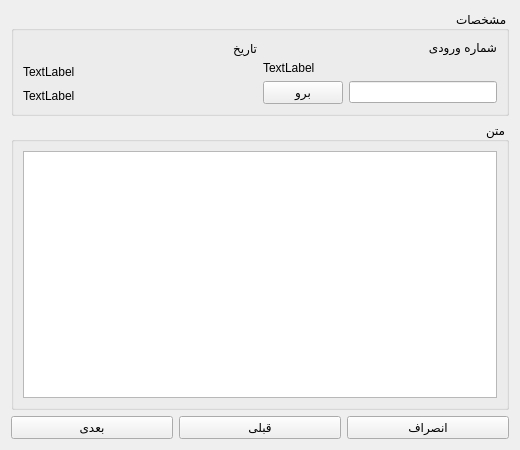
This is readform.ui in mohalisad/MPD as Qt 5 draws it before an edit. The edited form follows.
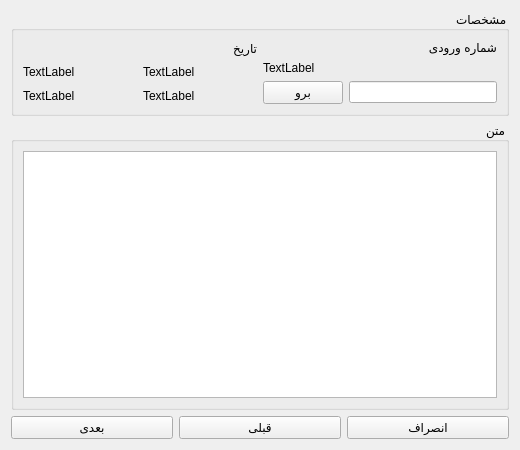
This is the edited form.

Commit message: add day of week support in ui

The edit to the form file:
```diff
--- a/readform.ui
+++ b/readform.ui
@@ -71,18 +71,40 @@
          </widget>
         </item>
         <item>
+         <layout class="QHBoxLayout" name="horizontalLayout_5">
+          <item>
+           <widget class="QLabel" name="dayOfWeek">
+            <property name="text">
+             <string>TextLabel</string>
+            </property>
+           </widget>
+          </item>
+          <item>
          <widget class="QLabel" name="date">
           <property name="text">
            <string>TextLabel</string>
           </property>
          </widget>
         </item>
+         </layout>
+        </item>
         <item>
-         <widget class="QLabel" name="time">
+         <layout class="QHBoxLayout" name="horizontalLayout_6">
+          <item>
+           <widget class="QLabel" name="nowDayOfWeek">
           <property name="text">
            <string>TextLabel</string>
           </property>
          </widget>
+          </item>
+          <item>
+           <widget class="QLabel" name="nowDate">
+            <property name="text">
+             <string>TextLabel</string>
+            </property>
+           </widget>
+          </item>
+         </layout>
         </item>
        </layout>
       </item>
```
Lines whose indentation alone changed are shown as unchanged. The commit also changes 3 other files.
